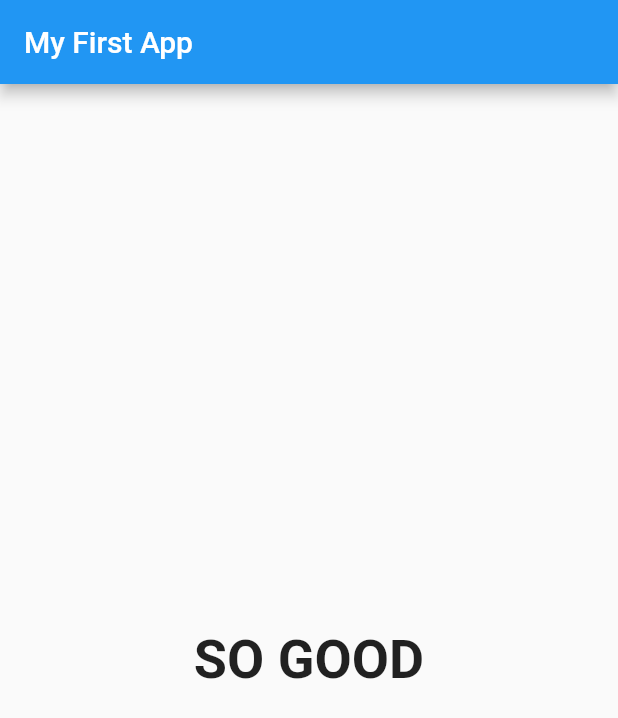
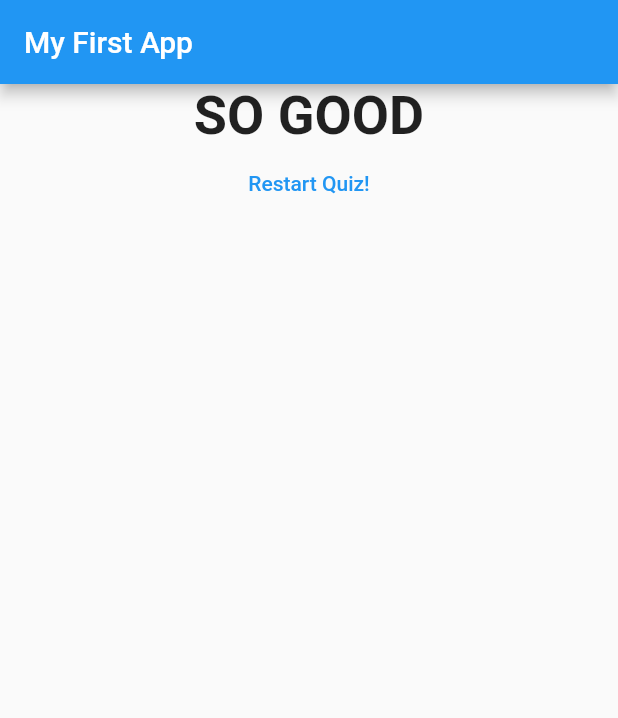
Before and after one commit to mayukohayashi/flutter_demo, a Flutter app: the screen it shows after launch, after a tap on "Black", after a tap on "White", after a tap on "Red", on a phone screen of 412 x 824 dp. Shown: the top 718 px of the screen. Run offline on Flutter 3.47's test engine with Material 2 defaults, Android fonts, the phone set to English and light mode, and no system bars.

Commit message:
refac: refacctoring

```diff
--- a/lib/main.dart
+++ b/lib/main.dart
@@ -48,6 +48,13 @@
   var _questionIndex = 0;
   var _totalScore = 0;
 
+  void _resetQuiz() {
+    setState(() {
+      _questionIndex = 0;
+      _totalScore = 0;
+    });
+  }
+
   void _answerQuestion(int score) {
     _totalScore += score;
 
@@ -77,7 +84,7 @@
                 questionIndex: _questionIndex,
                 questions: _questions,
               )
-            : Result(_totalScore),
+            : Result(_totalScore, _resetQuiz),
       ),
     );
   }
--- a/lib/result.dart
+++ b/lib/result.dart
@@ -2,8 +2,9 @@
 
 class Result extends StatelessWidget {
   final int resultScore;
+  final Function resetHandler;
 
-  Result(this.resultScore);
+  Result(this.resultScore, this.resetHandler);
 
   String get resultPhrase {
     var resultText = "You did IT!";
@@ -23,10 +24,18 @@
   @override
   Widget build(BuildContext context) {
     return Center(
-        child: Text(
-      resultPhrase,
-      style: TextStyle(fontSize: 36, fontWeight: FontWeight.bold),
-      textAlign: TextAlign.center,
+        child: Column(
+      children: <Widget>[
+        Text(
+          resultPhrase,
+          style: TextStyle(fontSize: 36, fontWeight: FontWeight.bold),
+          textAlign: TextAlign.center,
+        ),
+        TextButton(
+          child: Text("Restart Quiz!"),
+          onPressed: resetHandler,
+        ),
+      ],
     ));
   }
 }
```
